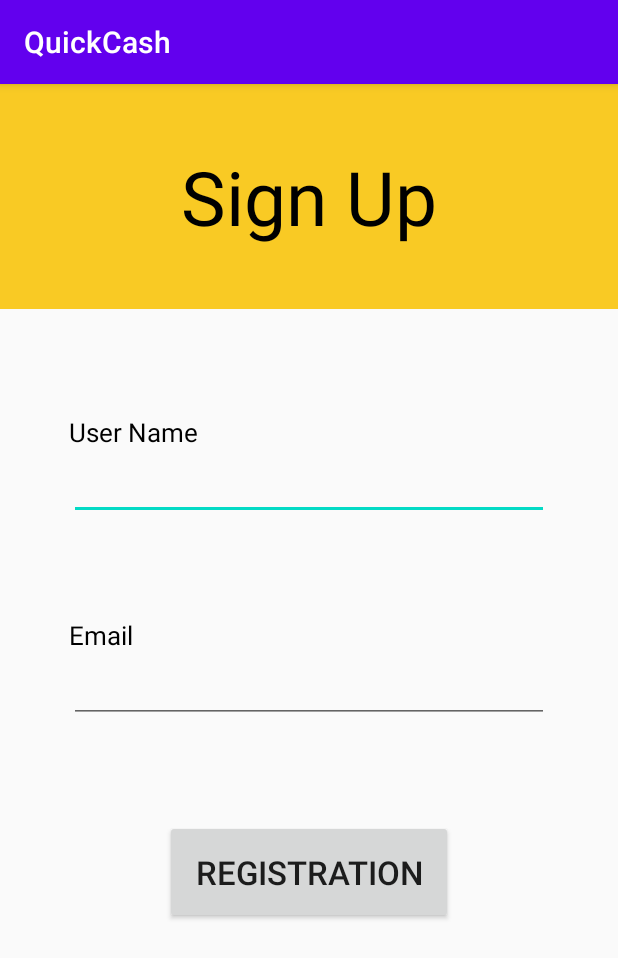
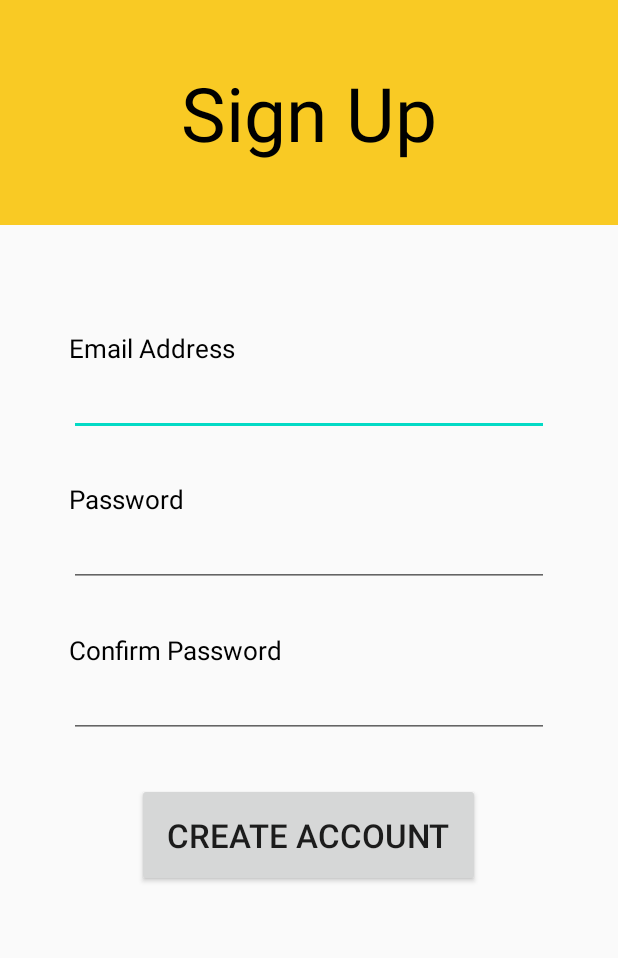
Before and after one commit to muaadra/QuickCash, an Android app: the SignUp screen opened directly, with no data from a screen before it, on a phone screen of 412 x 824 dp. Shown: the top 958 px of the screen. Run offline under Robolectric (Android 15) with nearby library versions, the phone set to English and light mode, and no system bars.

Commit message:
refactor: US-4

```diff
--- a/app/src/main/res/layout/activity_signup.xml
+++ b/app/src/main/res/layout/activity_signup.xml
@@ -44,31 +44,22 @@
                 android:orientation="vertical">
 
                 <TextView
+                    android:textColor="#000000"
                     android:layout_width="match_parent"
                     android:layout_height="wrap_content"
                     android:layout_gravity="center"
                     android:layout_marginBottom="1dp"
                     android:layout_weight="1"
-                    android:text="User Name"
-                    android:textColor="#000000"
+                    android:text="Email Address"
                     android:textSize="17sp" />
 
                 <EditText
-                    android:id="@+id/userName_EditText"
+                    android:id="@+id/email_EditText"
                     android:layout_width="match_parent"
                     android:layout_height="wrap_content"
                     android:layout_gravity="center"
                     android:ems="10"
                     android:inputType="textEmailAddress" />
-                <TextView
-                    android:id="@+id/userNameStatus"
-                    android:layout_width="match_parent"
-                    android:layout_height="wrap_content"
-                    android:layout_marginTop="15dp"
-                    android:gravity="center"
-                    android:text=""
-                    android:textColor="#BA0C0C" />
-
             </LinearLayout>
 
             <LinearLayout
@@ -79,32 +70,48 @@
                 android:orientation="vertical">
 
                 <TextView
+                    android:textColor="#000000"
                     android:layout_width="match_parent"
                     android:layout_height="wrap_content"
                     android:layout_gravity="center"
                     android:layout_marginBottom="1dp"
                     android:layout_weight="1"
-                    android:text="Email"
-                    android:textColor="#000000"
+                    android:text="Password"
                     android:textSize="17sp" />
 
                 <EditText
-                    android:id="@+id/email_EditText"
+                    android:id="@+id/password_EditText"
                     android:layout_width="match_parent"
                     android:layout_height="wrap_content"
                     android:layout_gravity="center"
                     android:ems="10"
                     android:inputType="textEmailAddress" />
+            </LinearLayout>
+
+            <LinearLayout
+                android:layout_width="match_parent"
+                android:layout_height="wrap_content"
+                android:layout_gravity="center"
+                android:layout_marginBottom="30dp"
+                android:orientation="vertical">
 
                 <TextView
-                    android:id="@+id/emailStatus"
+                    android:textColor="#000000"
                     android:layout_width="match_parent"
                     android:layout_height="wrap_content"
-                    android:layout_marginTop="15dp"
-                    android:gravity="center"
-                    android:text=""
-                    android:textColor="#BA0C0C" />
+                    android:layout_gravity="center"
+                    android:layout_marginBottom="1dp"
+                    android:layout_weight="1"
+                    android:text="Confirm Password"
+                    android:textSize="17sp" />
 
+                <EditText
+                    android:id="@+id/confirmPassword_EditText"
+                    android:layout_width="match_parent"
+                    android:layout_height="wrap_content"
+                    android:layout_gravity="center"
+                    android:ems="10"
+                    android:inputType="textEmailAddress" />
             </LinearLayout>
 
             <LinearLayout
@@ -118,20 +125,17 @@
                     android:id="@+id/createAccount_Button"
                     android:layout_width="wrap_content"
                     android:layout_height="match_parent"
+                    android:padding="20dp"
+                    android:text="Create Account"
                     android:onClick="createAccountOnButtonClick"
-                    android:padding="20dp"
-                    android:text="@string/registration"
-                    android:textSize="22sp" />
+                    android:textSize="22sp"/>
 
                 <TextView
-                    android:id="@+id/signUpStatus"
+                    android:id="@+id/status"
                     android:layout_width="match_parent"
                     android:layout_height="wrap_content"
                     android:layout_marginTop="15dp"
-                    android:gravity="center"
-                    android:text=""
-                    android:textColor="#000000" />
-
+                    android:gravity="center"/>
             </LinearLayout>
 
 
--- a/app/src/main/res/values/strings.xml
+++ b/app/src/main/res/values/strings.xml
@@ -1,5 +1,6 @@
 <resources>
     <string name="app_name">QuickCash</string>
     <string name="registration">Registration</string>
+    <string name="InvalidEmail">Invalid Email Format</string>
 
 </resources>
--- a/app/src/main/res/values/styles.xml
+++ b/app/src/main/res/values/styles.xml
@@ -1,6 +1,6 @@
 <resources>
     <!-- Base application theme. -->
-    <style name="AppTheme" parent="Theme.AppCompat.Light.DarkActionBar">
+    <style name="AppTheme" parent="Theme.AppCompat.Light.NoActionBar">
         <!-- Customize your theme here. -->
         <item name="colorPrimary">@color/colorPrimary</item>
         <item name="colorPrimaryDark">@color/colorPrimaryDark</item>
```
